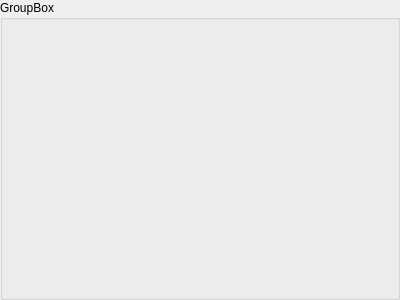
Old version of the form boxins.ui in the repository mcstarioni/OBOSSANIY-CURSACH.
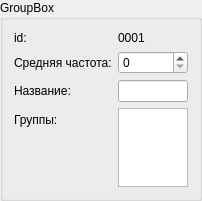
New version of the form.

Diff of the .ui file:
```diff
--- a/boxins.ui
+++ b/boxins.ui
@@ -9,12 +9,77 @@
    <rect>
     <x>0</x>
     <y>0</y>
-    <width>400</width>
-    <height>300</height>
+    <width>193</width>
+    <height>201</height>
    </rect>
   </property>
   <property name="windowTitle">
    <string>GroupBox</string>
   </property>
+  <property name="title">
+   <string>GroupBox</string>
+  </property>
+  <property name="flat">
+   <bool>false</bool>
+  </property>
+  <property name="checkable">
+   <bool>false</bool>
+  </property>
+  <layout class="QVBoxLayout" name="verticalLayout">
+   <item>
+    <layout class="QFormLayout" name="formLayout">
+     <item row="0" column="0">
+      <widget class="QLabel" name="idTitle">
+       <property name="text">
+        <string>id:</string>
+       </property>
+      </widget>
+     </item>
+     <item row="0" column="1">
+      <widget class="QLabel" name="id">
+       <property name="text">
+        <string>0001</string>
+       </property>
+      </widget>
+     </item>
+     <item row="1" column="0">
+      <widget class="QLabel" name="freqTitle">
+       <property name="text">
+        <string>Средняя частота:</string>
+       </property>
+      </widget>
+     </item>
+     <item row="1" column="1">
+      <widget class="QSpinBox" name="spinBox"/>
+     </item>
+     <item row="2" column="0">
+      <widget class="QLabel" name="nameTitle">
+       <property name="text">
+        <string>Название:</string>
+       </property>
+      </widget>
+     </item>
+     <item row="2" column="1">
+      <widget class="QLineEdit" name="nameEdit"/>
+     </item>
+     <item row="3" column="0">
+      <widget class="QLabel" name="bandsTitle">
+       <property name="text">
+        <string>Группы:</string>
+       </property>
+      </widget>
+     </item>
+     <item row="3" column="1">
+      <widget class="QListWidget" name="listWidget"/>
+     </item>
+    </layout>
+   </item>
+   <item>
+    <layout class="QHBoxLayout" name="horizontalLayout_2"/>
+   </item>
+   <item>
+    <layout class="QHBoxLayout" name="horizontalLayout_3"/>
+   </item>
+  </layout>
  </widget>
 </ui>
```
Left out of the diff: 7 changed lines with no effect on the pictures.
